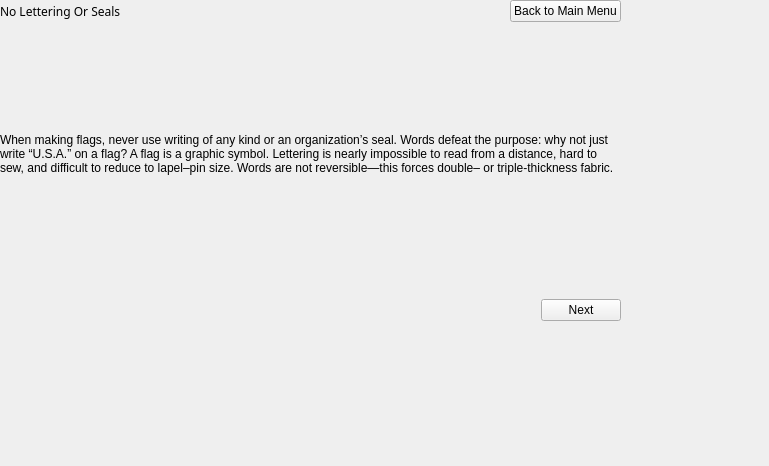
First picture: the form in noletteringorsealslesson.ui, repository zxjorge/EDApp, before the edit.
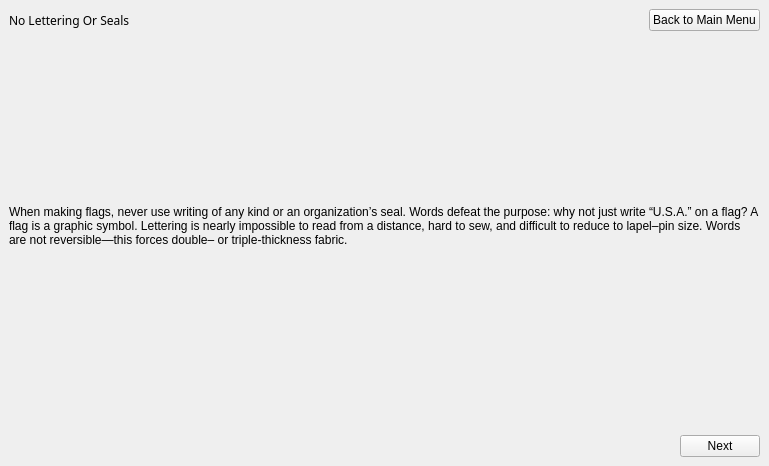
Second picture: the form after the edit.

```diff
--- a/noletteringorsealslesson.ui
+++ b/noletteringorsealslesson.ui
@@ -14,15 +14,8 @@
    <string>StackedWidget</string>
   </property>
   <widget class="QWidget" name="page">
-   <widget class="QWidget" name="layoutWidget_3">
-    <property name="geometry">
-     <rect>
-      <x>0</x>
-      <y>0</y>
-      <width>621</width>
-      <height>321</height>
-     </rect>
-    </property>
+   <layout class="QVBoxLayout" name="verticalLayout">
+    <item>
     <layout class="QVBoxLayout" name="verticalLayout_3">
      <item>
       <layout class="QHBoxLayout" name="horizontalLayout_3">
@@ -96,7 +89,8 @@
       </layout>
      </item>
     </layout>
-   </widget>
+    </item>
+   </layout>
   </widget>
   <widget class="QWidget" name="page_2">
    <widget class="QWidget" name="layoutWidget_4">
```
Left out of the diff: 14 changed lines with no effect on the pictures. Lines whose indentation alone changed are shown as unchanged.
